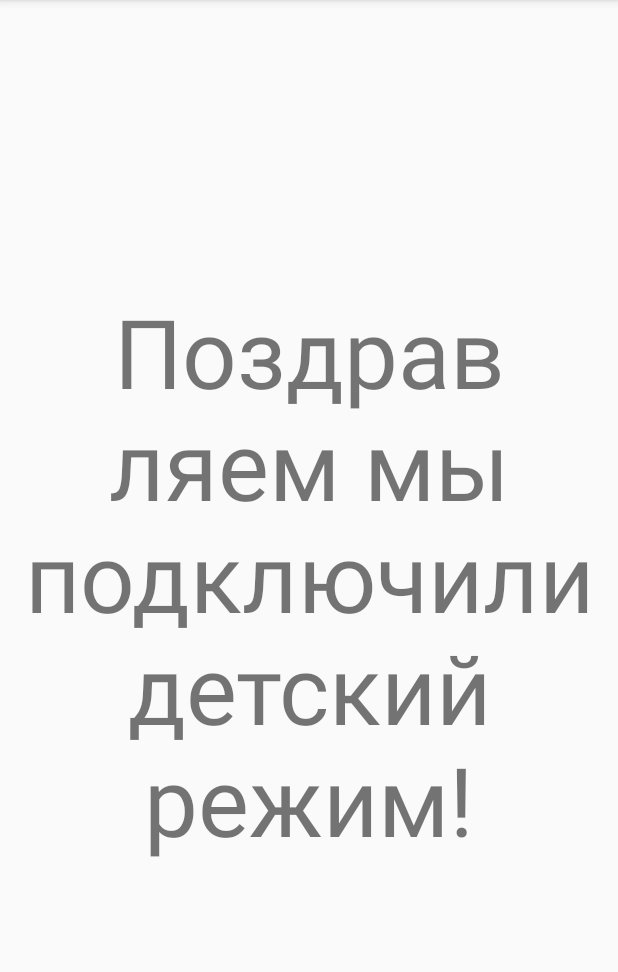
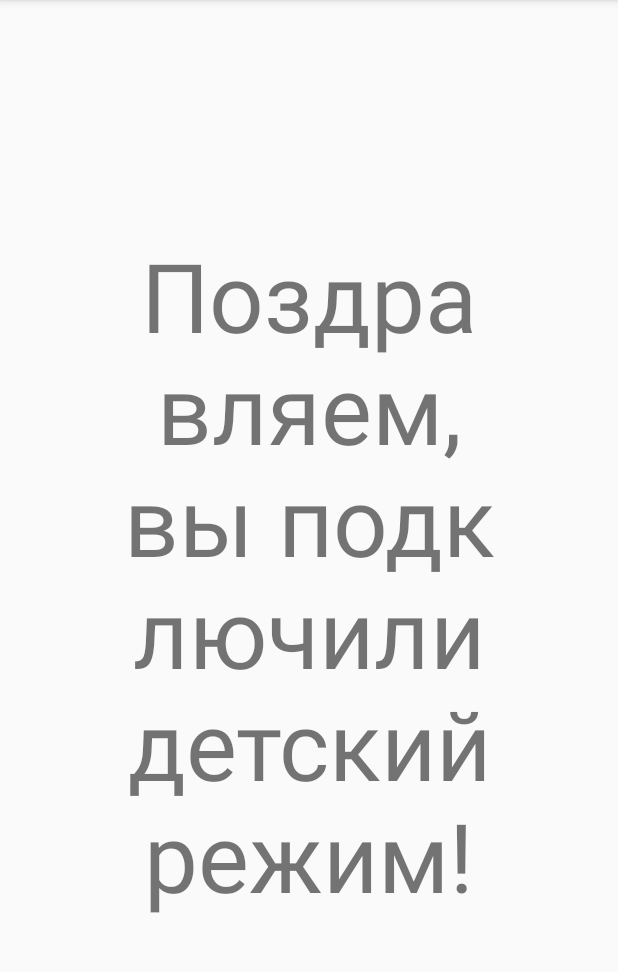
Before and after one commit to RomanZelenin/chilldev, an Android app: the fragment CongratulationFragment shown on its own in the app's theme, on a phone screen of 412 x 824 dp, the part 84-1056 px from its top. Run offline under Robolectric (Android 15) with nearby library versions, the phone set to English and light mode, and no system bars; 1 statement that could not run was skipped.

Commit message:
Fix of congratulations screen text

```diff
--- a/app/src/main/res/layout/congratulation_page.xml
+++ b/app/src/main/res/layout/congratulation_page.xml
@@ -8,8 +8,10 @@
     <TextView
         android:layout_width="match_parent"
         android:layout_height="match_parent"
+        android:layout_marginStart="64dp"
+        android:layout_marginEnd="64dp"
         android:gravity="center"
-        android:textSize="64dp"
-        android:text="@string/screen_congratulation" />
+        android:text="@string/screen_congratulation"
+        android:textSize="64sp" />
 
 </FrameLayout>
```
Also changed, not shown: app/src/main/res/values/strings.xml (+7 -7 lines).
